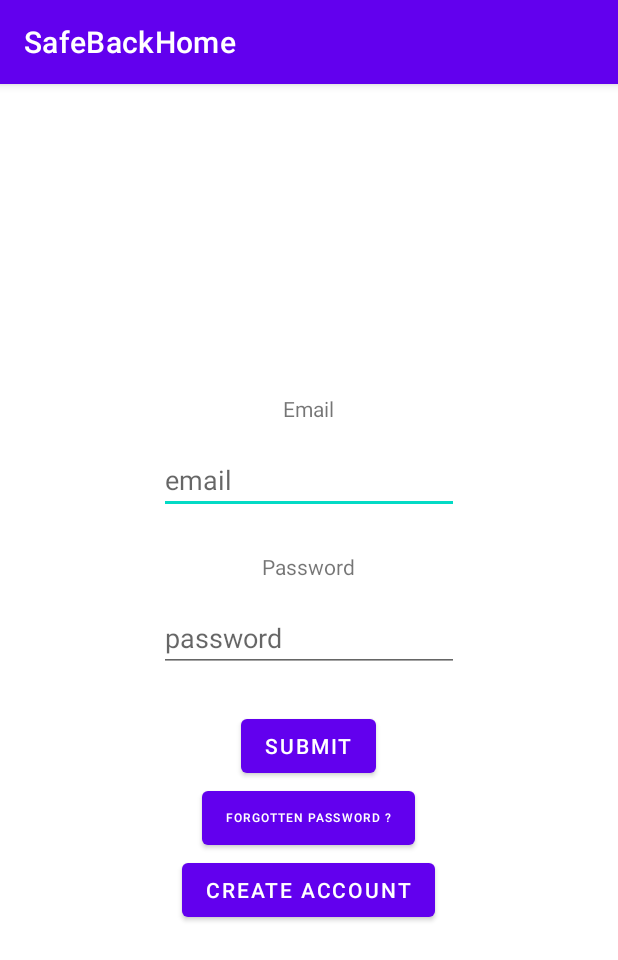
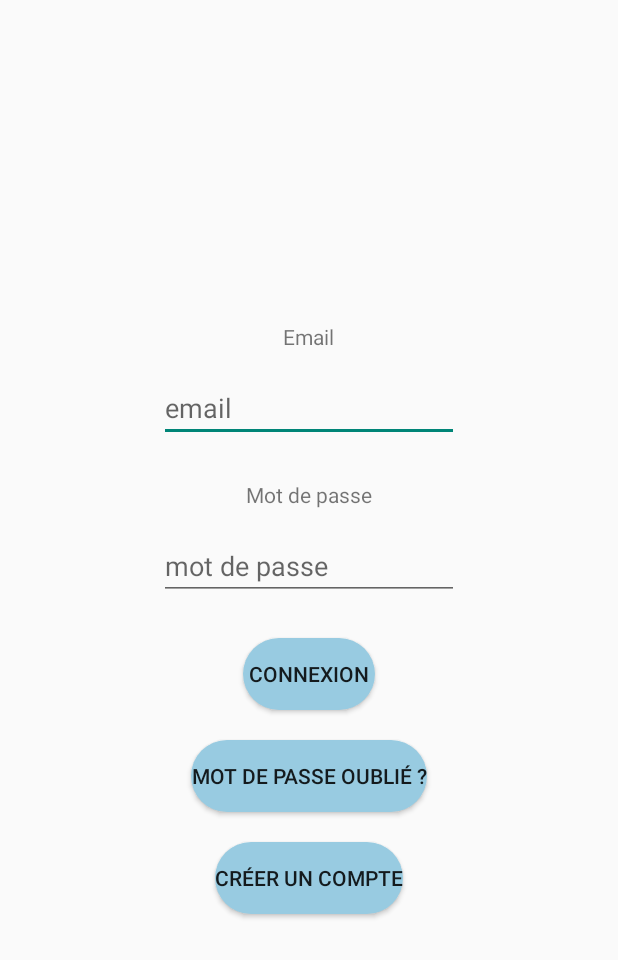
Before and after one commit to alexprime100/SafeBackHome, an Android app: the screen it shows after launch (LoginActivity), on a phone screen of 412 x 824 dp. Shown: the top 960 px of the screen. Run offline under Robolectric (Android 15) with nearby library versions, the phone set to English and light mode, and no system bars; our stand-ins replace Firebase (no records; nobody signed in at launch, a user with empty details on screens opened directly).

Commit message:
button_shape_color_fix

```diff
--- /dev/null
+++ b/app/src/main/res/drawable/button_alert_color.xml
@@ -0,0 +1,6 @@
+<?xml version="1.0" encoding="utf-8"?>
+<shape xmlns:android="http://schemas.android.com/apk/res/android">
+
+    <solid android:color="@color/red_alert_color"/>
+    <corners android:radius="50dp"/>
+</shape>
--- /dev/null
+++ b/app/src/main/res/drawable/button_color.xml
@@ -0,0 +1,6 @@
+<?xml version="1.0" encoding="utf-8"?>
+<shape xmlns:android="http://schemas.android.com/apk/res/android">
+
+    <solid android:color="#1D7DD5"/>
+    <corners android:radius="50dp"/>
+</shape>
--- /dev/null
+++ b/app/src/main/res/drawable/button_nextpage_color.xml
@@ -0,0 +1,6 @@
+<?xml version="1.0" encoding="utf-8"?>
+<shape xmlns:android="http://schemas.android.com/apk/res/android">
+
+    <solid android:color="#98cbe1"/>
+    <corners android:radius="50dp"/>
+</shape>
--- a/app/src/main/res/layout/activity_add_contact.xml
+++ b/app/src/main/res/layout/activity_add_contact.xml
@@ -64,6 +64,7 @@
         android:layout_gravity="center"
         android:paddingTop="15dp"
         android:id="@+id/addContact_add_button"
-        android:text="Ajouter" />
+        android:text="Ajouter"
+        android:background="@drawable/button_nextpage_color"/>
 
 </LinearLayout>
--- a/app/src/main/res/layout/activity_login.xml
+++ b/app/src/main/res/layout/activity_login.xml
@@ -26,7 +26,7 @@
     <TextView
         android:layout_width="wrap_content"
         android:layout_height="wrap_content"
-        android:text="Password"
+        android:text="Mot de passe"
         android:id="@+id/login_password_textview"
         android:layout_marginBottom="15dp" />
 
@@ -34,27 +34,32 @@
         android:layout_width="200dp"
         android:layout_height="wrap_content"
         android:inputType="textPassword"
-        android:hint="password"
+        android:hint="mot de passe"
         android:id="@+id/login_editpassword"
         android:layout_marginBottom="25dp" />
 
     <Button
+        android:id="@+id/login_submit_button"
         android:layout_width="wrap_content"
         android:layout_height="wrap_content"
-        android:text="submit"
-        android:id="@+id/login_submit_button" />
+        android:background="@drawable/button_nextpage_color"
+        android:text="Connexion"
+        android:layout_marginBottom="20dp"/>
 
     <Button
         android:layout_width="wrap_content"
         android:layout_height="wrap_content"
-        android:text="forgotten password ?"
-        android:textSize="8dp"
-        android:id="@+id/login_forgottenpassword_button"/>
+        android:text="Mot de passe oublié ?"
+        android:textSize="14dp"
+        android:id="@+id/login_forgottenpassword_button"
+        android:background="@drawable/button_nextpage_color"
+        android:layout_marginBottom="20dp"/>
 
     <Button
         android:layout_width="wrap_content"
         android:layout_height="wrap_content"
-        android:text="Create Account"
-        android:id="@+id/login_register_button"/>
+        android:text="Créer un compte"
+        android:id="@+id/login_register_button"
+        android:background="@drawable/button_nextpage_color"/>
 
 </LinearLayout>
--- a/app/src/main/res/layout/activity_register2.xml
+++ b/app/src/main/res/layout/activity_register2.xml
@@ -21,14 +21,16 @@
         android:text="S'inscrire"
         android:visibility="invisible"
         android:layout_marginTop="-80dp"
-        android:id="@+id/register_submit_button" />
+        android:id="@+id/register_submit_button"
+        android:background="@drawable/button_color"/>
 
     <Button
         android:id="@+id/fragment_button"
         android:layout_width="wrap_content"
         android:layout_height="wrap_content"
         android:layout_marginTop="-100dp"
-        android:text="continuer" />
+        android:text="continuer"
+        android:background="@drawable/button_nextpage_color"/>
 
 
 </LinearLayout>
--- a/app/src/main/res/layout/contact_item.xml
+++ b/app/src/main/res/layout/contact_item.xml
@@ -31,8 +31,9 @@
             android:layout_height="40dp"
             android:layout_alignParentRight="true"
             android:layout_marginRight="60dp"
+            android:scaleType="centerCrop"
             android:layout_toLeftOf="@id/contact_remove_button"
-            android:src="@mipmap/ic_favorite_foreground" />
+            android:src="@drawable/ic_favorite_foreground" />
 
         <Button
             android:id="@+id/contact_remove_button"
--- a/app/src/main/res/values-night/themes.xml
+++ b/app/src/main/res/values-night/themes.xml
@@ -1,6 +1,6 @@
 <resources xmlns:tools="http://schemas.android.com/tools">
     <!-- Base application theme. -->
-    <style name="Theme.SafeBackHome" parent="Theme.MaterialComponents.DayNight.DarkActionBar">
+    <style name="Theme.SafeBackHome" parent="Theme.AppCompat.Light.NoActionBar">
         <!-- Primary brand color. -->
         <item name="colorPrimary">@color/purple_200</item>
         <item name="colorPrimaryVariant">@color/purple_700</item>
--- a/app/src/main/res/values/themes.xml
+++ b/app/src/main/res/values/themes.xml
@@ -1,6 +1,6 @@
 <resources xmlns:tools="http://schemas.android.com/tools">
     <!-- Base application theme. -->
-    <style name="Theme.SafeBackHome" parent="Theme.MaterialComponents.DayNight.DarkActionBar">
+    <style name="Theme.SafeBackHome" parent="Theme.AppCompat.Light.NoActionBar">
         <!-- Primary brand color. -->
         <item name="colorPrimary">@color/purple_500</item>
         <item name="colorPrimaryVariant">@color/purple_700</item>
```
Also changed, not shown: app/src/main/res/layout/activity_main.xml (+7 -3 lines), app/src/main/res/layout/activity_permissions.xml (+14 -7 lines), app/src/main/res/layout/activity_settings.xml (+11 -5 lines), app/src/main/res/drawable/ic_favorite_foreground.png (renamed from app/src/main/res/mipmap-mdpi/ic_favorite_foreground.png).
